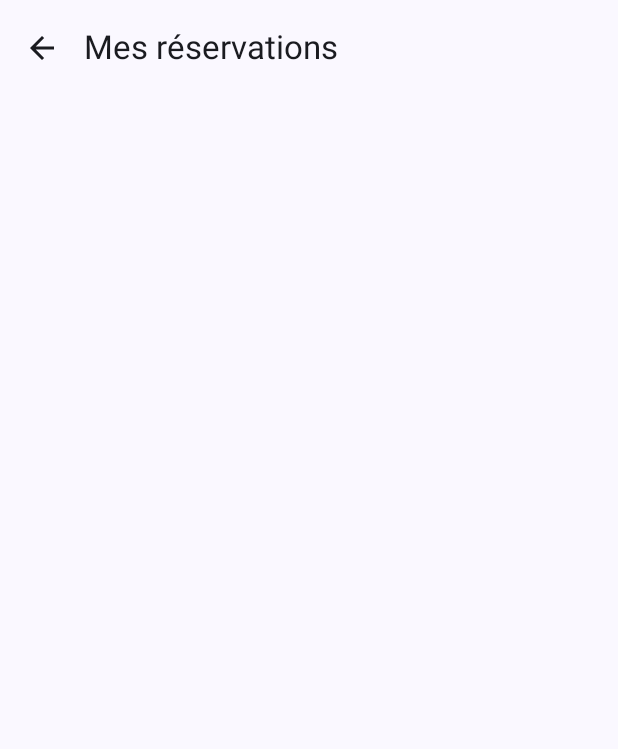
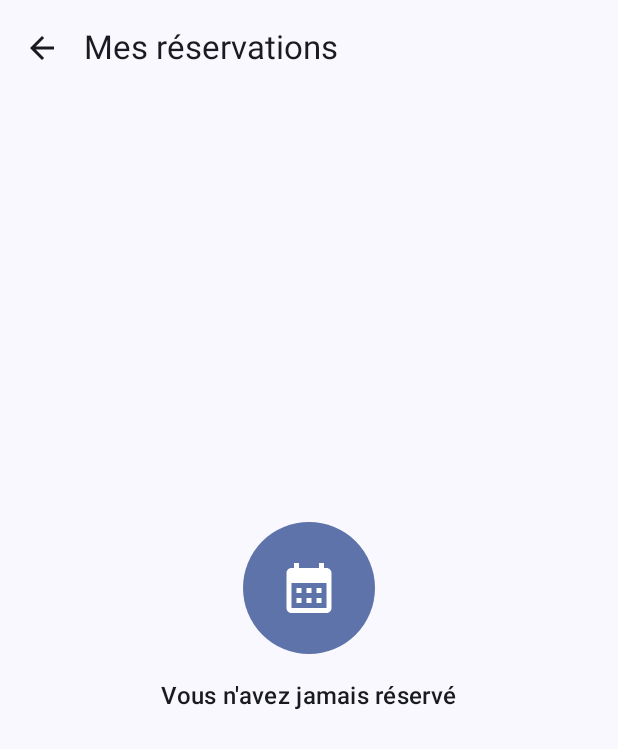
Before and after one commit to cyyynthia/ut-mini-projet-android, an Android app built with Jetpack Compose: the ReservationHistoryScreen screen opened through its navigation route, on a phone screen of 412 x 824 dp. Shown: the top 749 px of the screen. Run offline under Robolectric (Android 15) with nearby library versions, the phone set to English and light mode, and no system bars.

Commit message:
feat: improve empty screens

```diff
--- /dev/null
+++ b/app/src/main/java/m2sdl/lacuillere/ui/components/Empty.kt
@@ -0,0 +1,68 @@
+package m2sdl.lacuillere.ui.components
+
+import androidx.compose.foundation.background
+import androidx.compose.foundation.layout.Arrangement
+import androidx.compose.foundation.layout.Column
+import androidx.compose.foundation.layout.fillMaxSize
+import androidx.compose.foundation.layout.padding
+import androidx.compose.foundation.layout.size
+import androidx.compose.foundation.shape.RoundedCornerShape
+import androidx.compose.material3.ExtendedFloatingActionButton
+import androidx.compose.material3.Icon
+import androidx.compose.material3.MaterialTheme
+import androidx.compose.material3.Surface
+import androidx.compose.material3.Text
+import androidx.compose.runtime.Composable
+import androidx.compose.ui.Alignment
+import androidx.compose.ui.Modifier
+import androidx.compose.ui.draw.clip
+import androidx.compose.ui.graphics.vector.ImageVector
+import androidx.compose.ui.unit.dp
+
+@Composable
+fun EmptyScreen(
+	icon: ImageVector,
+	text: String,
+	content: @Composable () -> Unit = {},
+) {
+	Column(
+		verticalArrangement = Arrangement.spacedBy(16.dp, Alignment.CenterVertically),
+		horizontalAlignment = Alignment.CenterHorizontally,
+		modifier = Modifier.fillMaxSize()
+	) {
+		Surface(
+			color = MaterialTheme.colorScheme.primaryContainer,
+			modifier = Modifier
+				.clip(RoundedCornerShape(50))
+				.background(MaterialTheme.colorScheme.primaryContainer)
+				.padding(24.dp)
+		) {
+			Icon(
+				icon,
+				contentDescription = null,
+				modifier = Modifier.size(40.dp),
+				tint = MaterialTheme.colorScheme.onPrimaryContainer
+			)
+		}
+
+		Text(text, style = MaterialTheme.typography.titleMedium)
+		content()
+	}
+}
+
+@Composable
+fun EmptyScreenAction(
+	icon: ImageVector,
+	text: String,
+	button: String,
+	onAction: () -> Unit,
+) {
+	EmptyScreen(
+		icon = icon,
+		text = text,
+	) {
+		ExtendedFloatingActionButton(onClick = onAction) {
+			Text(button)
+		}
+	}
+}
--- a/app/src/main/java/m2sdl/lacuillere/ui/screens/ReservationHistoryScreen.kt
+++ b/app/src/main/java/m2sdl/lacuillere/ui/screens/ReservationHistoryScreen.kt
@@ -4,6 +4,8 @@ import androidx.compose.foundation.layout.fillMaxSize
 import androidx.compose.foundation.layout.padding
 import androidx.compose.foundation.lazy.LazyColumn
 import androidx.compose.foundation.lazy.itemsIndexed
+import androidx.compose.material.icons.Icons
+import androidx.compose.material.icons.filled.CalendarMonth
 import androidx.compose.material3.ExperimentalMaterial3Api
 import androidx.compose.material3.HorizontalDivider
 import androidx.compose.material3.Scaffold
@@ -15,6 +17,7 @@ import androidx.compose.ui.Modifier
 import androidx.compose.ui.unit.dp
 import m2sdl.lacuillere.data.repository.RepositoryLocator
 import m2sdl.lacuillere.ui.components.BackButton
+import m2sdl.lacuillere.ui.components.EmptyScreen
 import m2sdl.lacuillere.ui.components.ReservationListItem
 
 @OptIn(ExperimentalMaterial3Api::class)
@@ -32,7 +35,10 @@ fun ReservationHistoryScreen(onBack: () -> Unit) {
 		}
 	) { innerPadding ->
 		if (reservations.isEmpty()) {
-			Text("no reviews")
+			EmptyScreen(
+				icon = Icons.Filled.CalendarMonth,
+				text = "Vous n'avez jamais réservé",
+			)
 		} else {
 			LazyColumn(
 				modifier = Modifier
```
Also changed, not shown: app/src/main/java/m2sdl/lacuillere/ui/screens/ReviewHistoryScreen.kt (+8 -1 lines), app/src/main/java/m2sdl/lacuillere/ui/screens/resto/RestoReviews.kt (+12 -5 lines).
